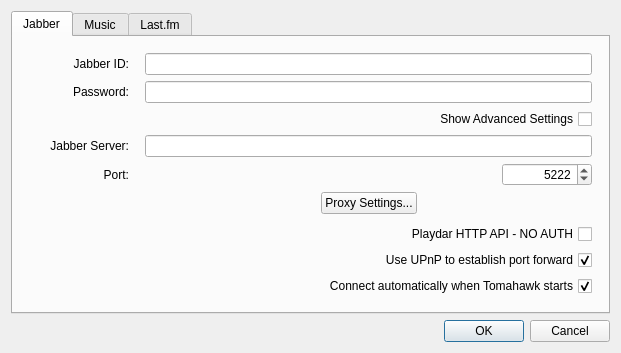
First picture: the form in src/settingsdialog.ui, repository tomahawk-player/tomahawk, before the edit.
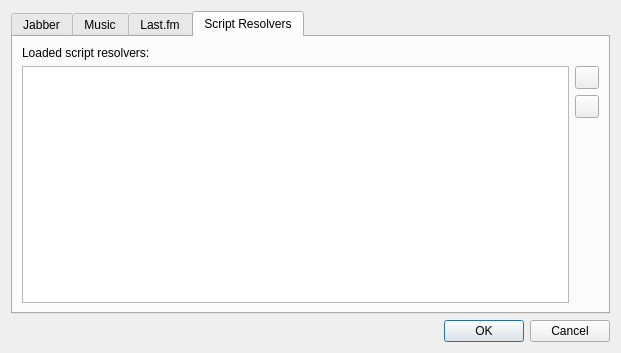
Second picture: the form after the edit. Icons and pictures are not drawn.

Commit message: Add a config setting to script resolvers Save them across sessions

Diff of the .ui file:
```diff
--- a/src/settingsdialog.ui
+++ b/src/settingsdialog.ui
@@ -23,7 +23,7 @@
    <item>
     <widget class="QTabWidget" name="tabWidget">
      <property name="currentIndex">
-      <number>0</number>
+      <number>3</number>
      </property>
      <widget class="QWidget" name="tabJabber">
       <attribute name="title">
@@ -456,6 +456,110 @@
        </item>
       </layout>
      </widget>
+     <widget class="QWidget" name="tabScriptResolvers">
+      <attribute name="title">
+       <string>Script Resolvers</string>
+      </attribute>
+      <layout class="QVBoxLayout" name="verticalLayout_8">
+       <item>
+        <widget class="QLabel" name="scriptLabel">
+         <property name="text">
+          <string>Loaded script resolvers:</string>
+         </property>
+        </widget>
+       </item>
+       <item>
+        <layout class="QHBoxLayout" name="horizontalLayout_4">
+         <item>
+          <widget class="QTreeWidget" name="scriptList">
+           <property name="alternatingRowColors">
+            <bool>true</bool>
+           </property>
+           <property name="selectionMode">
+            <enum>QAbstractItemView::SingleSelection</enum>
+           </property>
+           <property name="rootIsDecorated">
+            <bool>false</bool>
+           </property>
+           <property name="itemsExpandable">
+            <bool>false</bool>
+           </property>
+           <property name="animated">
+            <bool>true</bool>
+           </property>
+           <property name="columnCount">
+            <number>2</number>
+           </property>
+           <attribute name="headerVisible">
+            <bool>false</bool>
+           </attribute>
+           <attribute name="headerCascadingSectionResizes">
+            <bool>true</bool>
+           </attribute>
+           <attribute name="headerDefaultSectionSize">
+            <number>150</number>
+           </attribute>
+           <attribute name="headerHighlightSections">
+            <bool>true</bool>
+           </attribute>
+           <attribute name="headerStretchLastSection">
+            <bool>true</bool>
+           </attribute>
+           <column>
+            <property name="text">
+             <string notr="true">1</string>
+            </property>
+           </column>
+           <column>
+            <property name="text">
+             <string notr="true">2</string>
+            </property>
+           </column>
+          </widget>
+         </item>
+         <item>
+          <layout class="QVBoxLayout" name="verticalLayout_7">
+           <item>
+            <widget class="QToolButton" name="addScript">
+             <property name="text">
+              <string/>
+             </property>
+             <property name="icon">
+              <iconset resource="../resources.qrc">
+               <normaloff>:/data/images/list-add.png</normaloff>:/data/images/list-add.png</iconset>
+             </property>
+            </widget>
+           </item>
+           <item>
+            <widget class="QToolButton" name="removeScript">
+             <property name="text">
+              <string/>
+             </property>
+             <property name="icon">
+              <iconset resource="../resources.qrc">
+               <normaloff>:/data/images/list-remove.png</normaloff>:/data/images/list-remove.png</iconset>
+             </property>
+            </widget>
+           </item>
+           <item>
+            <spacer name="verticalSpacer_4">
+             <property name="orientation">
+              <enum>Qt::Vertical</enum>
+             </property>
+             <property name="sizeHint" stdset="0">
+              <size>
+               <width>20</width>
+               <height>40</height>
+              </size>
+             </property>
+            </spacer>
+           </item>
+          </layout>
+         </item>
+        </layout>
+       </item>
+      </layout>
+     </widget>
     </widget>
    </item>
    <item>
```
Left out of the diff: 40 changed lines with no effect on the pictures. The commit also changes 7 other files.
